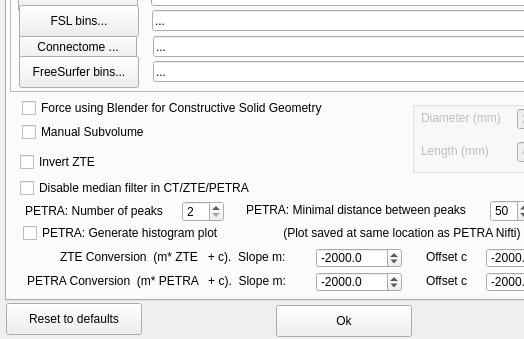
First picture: the form in BabelBrain/Options/form.ui, repository ProteusMRIgHIFU/BabelBrain, before the edit; both pictures show x 0 to 524 and y 227 to 566 of the 664 by 566 pixel window.
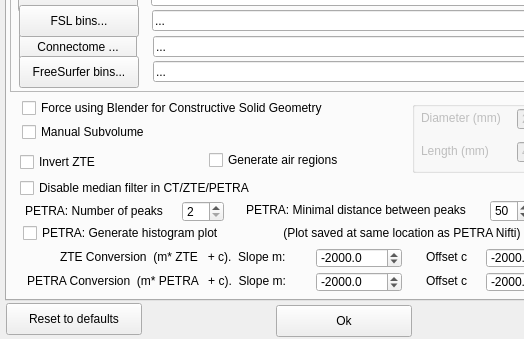
Second picture: the form after the edit. The open tabs and pages were chosen to show the change.

Commit message:
Add option to generate air regions in advanced settings
Introduced a new 'Generate air regions' checkbox in the advanced options UI and corresponding logic in BabelDatasetPreps.py to conditionally extract air regions based on user selection. Updated Options.py to handle the new parameter and ensure its value is saved and loaded with other advanced options.

What changed in the file:
```diff
--- a/BabelBrain/Options/form.ui
+++ b/BabelBrain/Options/form.ui
@@ -921,6 +921,22 @@
       </property>
      </widget>
     </widget>
+    <widget class="QCheckBox" name="ExtractAirRegionscheckBox">
+     <property name="geometry">
+      <rect>
+       <x>202</x>
+       <y>349</y>
+       <width>150</width>
+       <height>20</height>
+      </rect>
+     </property>
+     <property name="layoutDirection">
+      <enum>Qt::LayoutDirection::LeftToRight</enum>
+     </property>
+     <property name="text">
+      <string>Generate air regions</string>
+     </property>
+    </widget>
     <zorder>frame_3</zorder>
     <zorder>label_5</zorder>
     <zorder>ElastixOptimizercomboBox</zorder>
```
Left out of the diff: 23 changed lines with no effect on the pictures. The commit also changes 3 other files.
